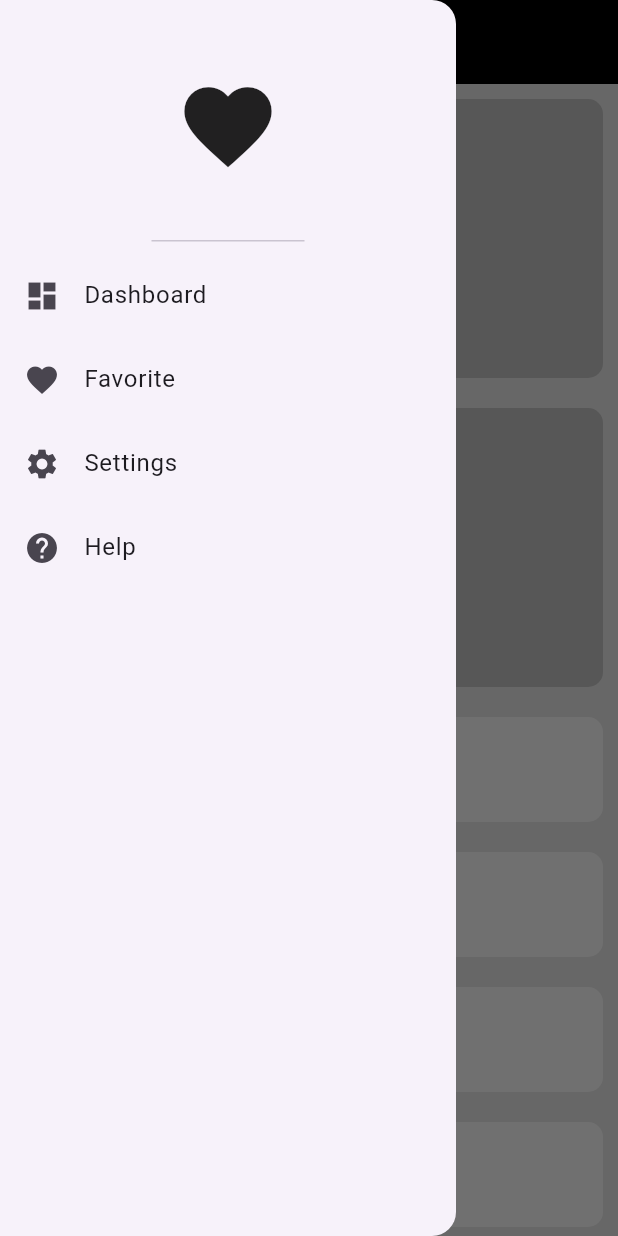
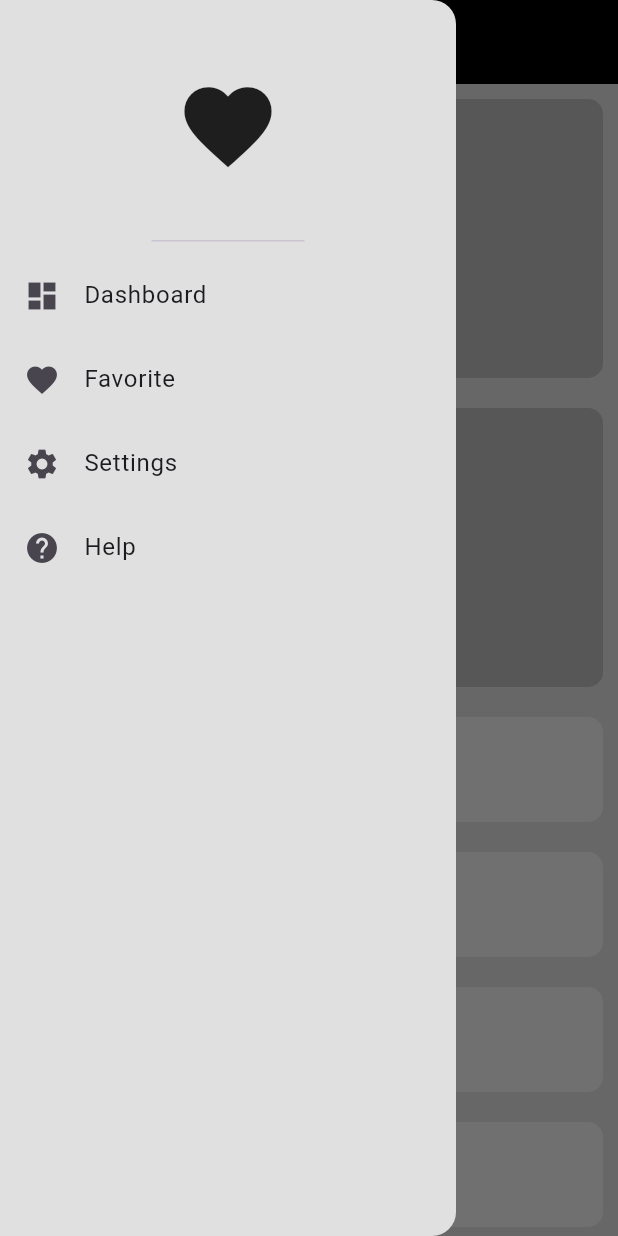
Before and after one commit to Sara-Salem-FCI/responsive_ui_test, a Flutter app: the screen it shows after launch, with the side drawer open, on a phone screen of 412 x 824 dp. Run offline on Flutter 3.47's test engine with Material 3 defaults, Android fonts, the phone set to English and light mode, and no system bars.

Commit message:
Desktop Layout

```diff
--- a/lib/views/home_screen.dart
+++ b/lib/views/home_screen.dart
@@ -1,5 +1,6 @@
 import 'package:flutter/material.dart';
 import 'package:responsive_ui/widgets/custom_drawer.dart';
+import 'package:responsive_ui/widgets/desktop_layout.dart';
 
 import '../widgets/mobile_layout.dart';
 import '../widgets/tablet_layout.dart';
@@ -34,10 +35,14 @@ class _HomeScreenState extends State<HomeScreen> {
       ),
       body: LayoutBuilder(
         builder: (BuildContext context, BoxConstraints constraints) {
-          if (constraints.maxWidth > 600) {
+          if (constraints.maxWidth < 600) {
+            return const MobileLayout();
+          }
+          else if(constraints.maxWidth <900){
             return const TabletLayout();
-          } else {
-            return const MobileLayout();
+          }
+          else {
+            return const DesktopLayout();
           }
         },
       ),
--- a/lib/widgets/custom_drawer.dart
+++ b/lib/widgets/custom_drawer.dart
@@ -6,8 +6,10 @@ class CustomDrawer extends StatelessWidget {
 
   @override
   Widget build(BuildContext context) {
-    return const Drawer(
-      child: Column(
+    return Drawer(
+      elevation: 0,
+      backgroundColor: Colors.grey[300],
+      child: const Column(
         children: [
           DrawerHeader(
             child: Icon(
```
Also changed, not shown: lib/widgets/custom_desktop_container.dart (added, +15 -0 lines), lib/widgets/custom_desktop_widget.dart (added, +32 -0 lines), lib/widgets/desktop_layout.dart (added, +22 -0 lines).
